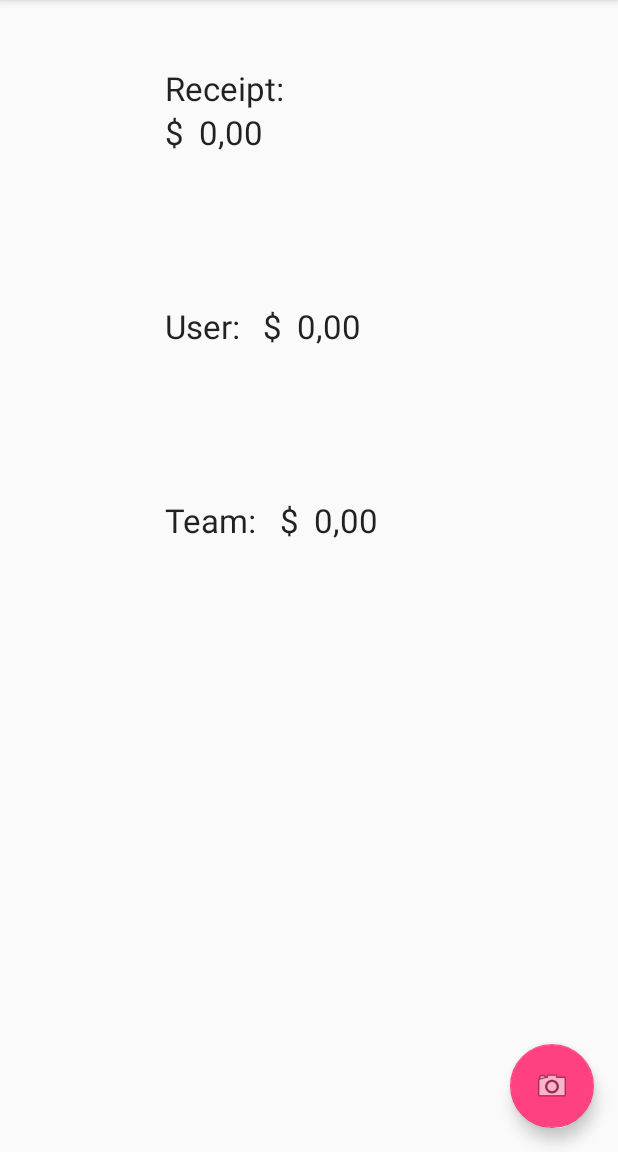
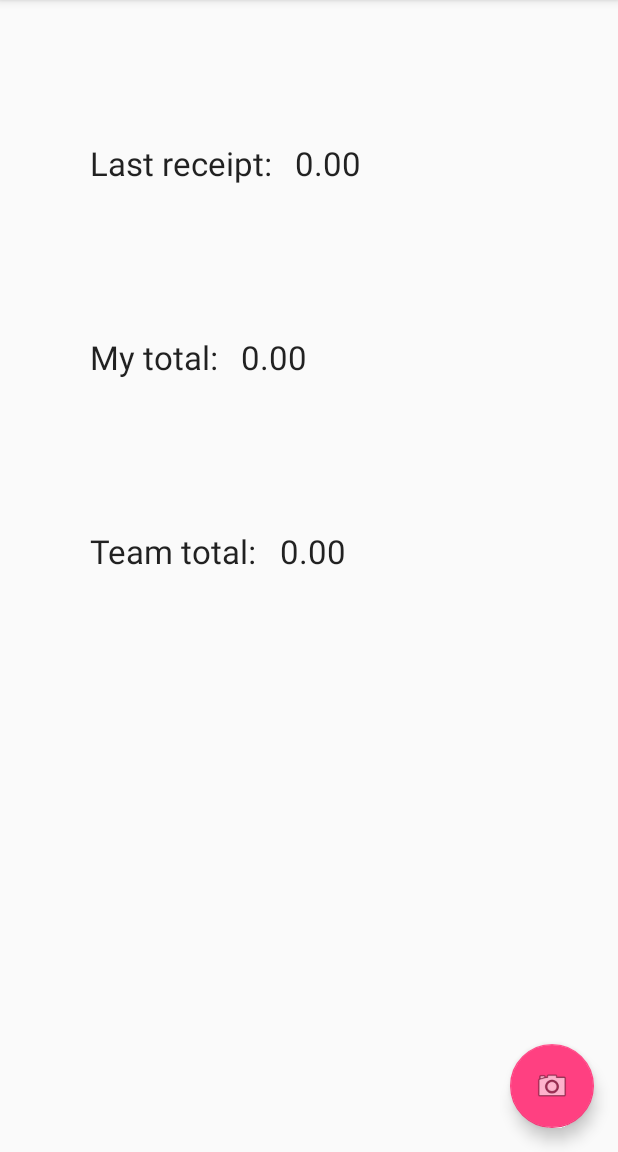
Before and after one commit to puf/zero-to-app-expenses, an Android app: the screen it shows after launch (MainActivity), on a phone screen of 412 x 824 dp, the part 84-1236 px from its top. Run offline under Robolectric (Android 15) with nearby library versions, the phone set to English and light mode, and no system bars; our stand-ins replace Firebase (no records; nobody signed in at launch, a user with empty details on screens opened directly); libraries missing offline, so code that uses them is left out: com.firebase.ui.

Commit message:
Fix NPE, make code a lot cleaner, simplify some lookups

```diff
--- a/android/app/src/main/java/com/firebase/expensetracker/MainActivity.kt
+++ b/android/app/src/main/java/com/firebase/expensetracker/MainActivity.kt
@@ -9,25 +9,13 @@ import android.view.MenuItem
 
 import kotlinx.android.synthetic.main.activity_main.*;
 import android.content.Intent
-import android.content.pm.PackageManager
-import android.net.Uri
-import android.provider.MediaStore
-import android.support.v4.app.ActivityCompat
 import android.util.Log
-import android.widget.ImageView
-import android.widget.TextView
-import com.bumptech.glide.Glide
 import com.firebase.ui.auth.AuthUI
 import com.firebase.ui.auth.IdpResponse
-import com.google.android.gms.tasks.Continuation
-import com.google.android.gms.tasks.OnSuccessListener
-import com.google.android.gms.tasks.Task
 import com.google.firebase.auth.FirebaseAuth
 import com.google.firebase.firestore.FirebaseFirestore
 import com.google.firebase.firestore.Query
 import com.google.firebase.storage.FirebaseStorage
-import com.google.firebase.storage.StorageReference
-import com.google.firebase.storage.UploadTask
 
 
 class MainActivity : AppCompatActivity() {
@@ -79,7 +67,12 @@ class MainActivity : AppCompatActivity() {
     }
 
     private fun getUserId() = FirebaseAuth.getInstance().currentUser?.uid ?: "yes"
-        private fun formatAmount(amount: Any?): String = String.format("%10.2f", (amount as Number).toDouble())
+    private fun formatAmount(amount: Any?): String {
+        if (amount != null && amount is Number) {
+            return String.format("%10.2f", amount.toDouble())
+        }
+        else return "";
+    }
     private fun generateUniqueId() = System.currentTimeMillis().toString()
 
     override fun onCreateOptionsMenu(menu: Menu): Boolean {
@@ -115,10 +108,12 @@ class MainActivity : AppCompatActivity() {
         val storageRef = FirebaseStorage.getInstance().getReference(filename)
 
         // Upload file to Firebase Storage
-            showMessage("Uploading receipt")
-            storageRef.putFile(file).addOnSuccessListener {
+        showMessage("Uploading receipt ")
+        storageRef.putFile(file)
+                .addOnSuccessListener {
                     showMessage("Receipt uploaded, waiting for results...")
-            }.addOnFailureListener { error ->
+                }
+                .addOnFailureListener { error ->
                     showMessage("Upload failed: ${error.message}")
                     Log.e("TAG", "Upload failed", error)
                 }
@@ -147,30 +142,32 @@ class MainActivity : AppCompatActivity() {
     }
 
     private fun attachFirestoreListeners() {
+        // TODO: listen for latest expense document
+
         val firestore = FirebaseFirestore.getInstance()
-            val userDocRef = firestore.collection("users").document(getUserId())
 
         // Listen for documents with expense data
-            userDocRef.collection("expenses")
+        firestore.collection("users/${getUserId()}/expenses")
           .orderBy("created_at", Query.Direction.DESCENDING)
           .limit(1)
           .addSnapshotListener { querySnapshot, e ->
             if (e != null) showError("Error reading expenses", e)
 
             if (querySnapshot?.documents?.size ?: 0 > 0) {
-                            val data = querySnapshot?.documents!![0].data!!
+                val data = querySnapshot?.documents!![0].data ?: mapOf<String, Object>()
                 lastItemLabel.text = formatAmount(data["item_cost"])
             }
-
           }
 
+        // TODO: listen for totals
         // Listen for the user doc for aggregated totals
-            userDocRef.addSnapshotListener { documentSnapshot, _ ->
+        firestore.document("users/${getUserId()}")
+          .addSnapshotListener { documentSnapshot, _ ->
             if (documentSnapshot != null && documentSnapshot.exists()) {
                 yourSpendLabel.text = formatAmount(documentSnapshot.get("user_cost"))
                 teamSpendLabel.text = formatAmount(documentSnapshot.get("team_cost"))
             }
-            }
 
         }
     }
+}
--- a/android/app/src/main/res/layout/activity_main.xml
+++ b/android/app/src/main/res/layout/activity_main.xml
@@ -22,9 +22,8 @@
 
     <LinearLayout
         android:layout_width="fill_parent"
-        android:layout_height="fill_parent"
+        android:layout_height="wrap_content"
         android:orientation="vertical"
-        android:layout_margin="50dp"
         app:layout_constraintBottom_toBottomOf="parent"
         app:layout_constraintLeft_toLeftOf="parent"
         app:layout_constraintRight_toRightOf="parent"
@@ -33,58 +32,38 @@
         <LinearLayout
             android:layout_width="fill_parent"
             android:layout_height="wrap_content"
-            android:orientation="vertical"
             android:layout_margin="50dp"
+            android:orientation="horizontal"
+            android:paddingTop="100dip"
             app:layout_constraintBottom_toBottomOf="parent"
             app:layout_constraintLeft_toLeftOf="parent"
             app:layout_constraintRight_toRightOf="parent"
-            app:layout_constraintTop_toTopOf="parent" >
+            app:layout_constraintTop_toTopOf="parent">
+
             <TextView
                 android:layout_width="wrap_content"
                 android:layout_height="fill_parent"
-                android:text="Receipt: "
                 android:layout_marginLeft="10dip"
+                android:text="Last receipt: "
                 android:textAppearance="?android:attr/textAppearanceLarge"
                 app:layout_constraintBottom_toBottomOf="parent"
                 app:layout_constraintLeft_toLeftOf="parent"
                 app:layout_constraintRight_toRightOf="parent"
                 app:layout_constraintTop_toTopOf="parent" />
-            <LinearLayout
-                android:layout_width="fill_parent"
-                android:layout_height="wrap_content"
-                android:orientation="horizontal"
-                app:layout_constraintBottom_toBottomOf="parent"
-                app:layout_constraintLeft_toLeftOf="parent"
-                app:layout_constraintRight_toRightOf="parent"
-                app:layout_constraintTop_toTopOf="parent" >
+
             <TextView
+                android:id="@+id/lastItemLabel"
                 android:layout_width="wrap_content"
                 android:layout_height="fill_parent"
-                    android:id="@+id/currency"
-                    android:text="$"
                 android:layout_marginLeft="10dip"
-                    android:textAppearance="?android:attr/textAppearanceLarge"
-                    app:layout_constraintBottom_toBottomOf="parent"
-                    app:layout_constraintLeft_toLeftOf="parent"
-                    app:layout_constraintRight_toRightOf="parent"
-                    app:layout_constraintTop_toTopOf="parent" />
-                <TextView
-                    android:layout_width="wrap_content"
-                    android:layout_height="fill_parent"
-                    android:id="@+id/lastItemLabel"
-                    android:text="0,00"
-                    android:layout_marginLeft="10dip"
+                android:text="0.00"
                 android:textAppearance="?android:attr/textAppearanceLarge"
                 app:layout_constraintBottom_toBottomOf="parent"
                 app:layout_constraintLeft_toLeftOf="parent"
                 app:layout_constraintRight_toRightOf="parent"
                 app:layout_constraintTop_toTopOf="parent" />
         </LinearLayout>
-            <ImageView
-                android:layout_width="match_parent"
-                android:layout_height="wrap_content"
-                android:id="@+id/receipt"/>
-        </LinearLayout>
+
 
         <LinearLayout
             android:layout_width="fill_parent"
@@ -106,18 +85,7 @@
                 <TextView
                     android:layout_width="wrap_content"
                     android:layout_height="fill_parent"
-                    android:text="User: "
-                    android:layout_marginLeft="10dip"
-                    android:textAppearance="?android:attr/textAppearanceLarge"
-                    app:layout_constraintBottom_toBottomOf="parent"
-                    app:layout_constraintLeft_toLeftOf="parent"
-                    app:layout_constraintRight_toRightOf="parent"
-                    app:layout_constraintTop_toTopOf="parent" />
-                <TextView
-                    android:layout_width="wrap_content"
-                    android:layout_height="fill_parent"
-                    android:id="@+id/user_currency"
-                    android:text="$"
+                    android:text="My total: "
                     android:layout_marginLeft="10dip"
                     android:textAppearance="?android:attr/textAppearanceLarge"
                     app:layout_constraintBottom_toBottomOf="parent"
@@ -128,7 +96,7 @@
                     android:layout_width="wrap_content"
                     android:layout_height="fill_parent"
                     android:id="@+id/yourSpendLabel"
-                    android:text="0,00"
+                    android:text="0.00"
                     android:layout_marginLeft="10dip"
                     android:textAppearance="?android:attr/textAppearanceLarge"
                     app:layout_constraintBottom_toBottomOf="parent"
@@ -149,17 +117,7 @@
                 <TextView
                     android:layout_width="wrap_content"
                     android:layout_height="fill_parent"
-                    android:text="Team: "
-                    android:layout_marginLeft="10dip"
-                    android:textAppearance="?android:attr/textAppearanceLarge"
-                    app:layout_constraintBottom_toBottomOf="parent"
-                    app:layout_constraintLeft_toLeftOf="parent"
-                    app:layout_constraintRight_toRightOf="parent"
-                    app:layout_constraintTop_toTopOf="parent" />            <TextView
-                android:layout_width="wrap_content"
-                android:layout_height="fill_parent"
-                android:id="@+id/team_currency"
-                android:text="$"
+                    android:text="Team total: "
                     android:layout_marginLeft="10dip"
                     android:textAppearance="?android:attr/textAppearanceLarge"
                     app:layout_constraintBottom_toBottomOf="parent"
@@ -170,7 +128,7 @@
                     android:layout_width="wrap_content"
                     android:layout_height="fill_parent"
                     android:id="@+id/teamSpendLabel"
-                    android:text="0,00"
+                    android:text="0.00"
                     android:layout_marginLeft="10dip"
                     android:textAppearance="?android:attr/textAppearanceLarge"
                     app:layout_constraintBottom_toBottomOf="parent"
```
Also changed, not shown: 1 other file. Lines whose indentation alone changed are shown as unchanged.
